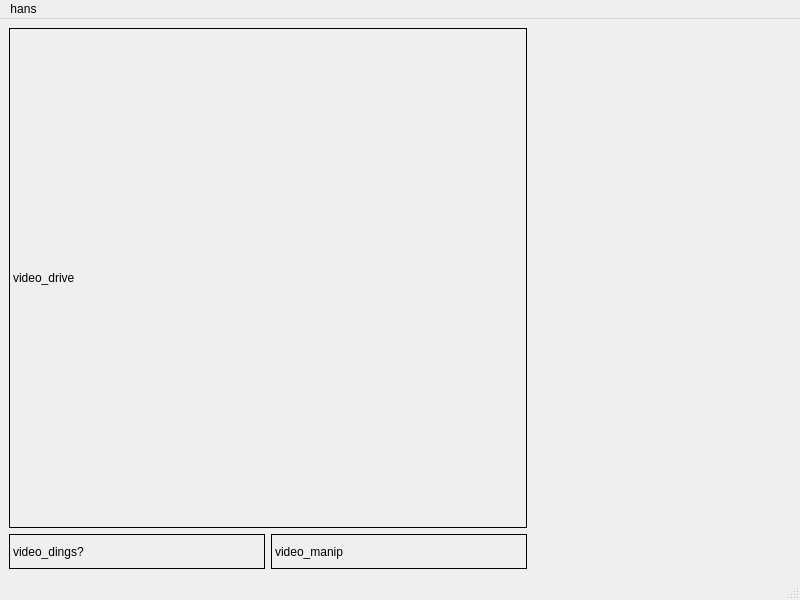
Old version of the form francor_gui/src/francor_gui.ui in the repository franc0r/francor_operator.
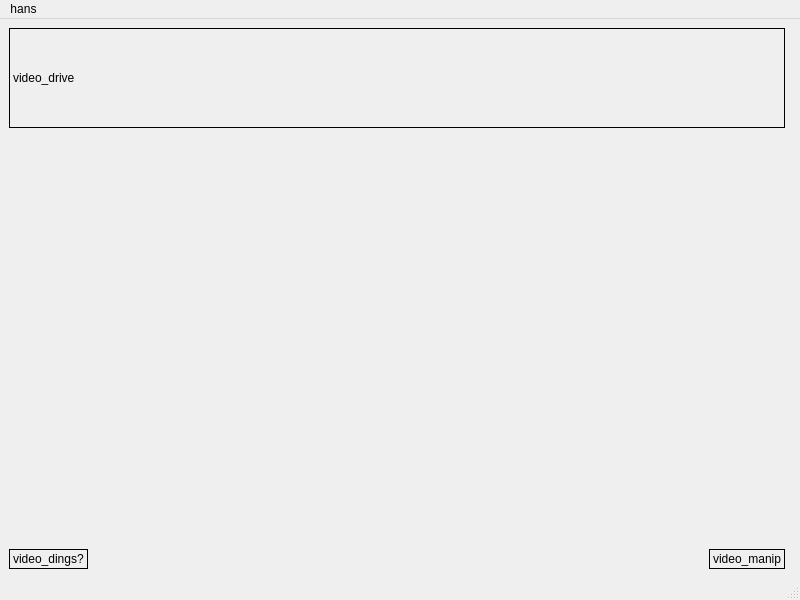
New version of the form.

Commit message: new gui with different subs

What changed in the file:
```diff
--- a/francor_gui/src/francor_gui.ui
+++ b/francor_gui/src/francor_gui.ui
@@ -22,7 +22,7 @@
         <property name="minimumSize">
          <size>
           <width>0</width>
-          <height>500</height>
+          <height>100</height>
          </size>
         </property>
         <property name="frameShape">
@@ -33,6 +33,19 @@
         </property>
        </widget>
       </item>
+      <item>
+       <spacer name="verticalSpacer">
+        <property name="orientation">
+         <enum>Qt::Vertical</enum>
+        </property>
+        <property name="sizeHint" stdset="0">
+         <size>
+          <width>20</width>
+          <height>40</height>
+         </size>
+        </property>
+       </spacer>
+      </item>
       <item>
        <layout class="QHBoxLayout" name="horizontalLayout_2">
         <item>
@@ -45,6 +58,19 @@
           </property>
          </widget>
         </item>
+        <item>
+         <spacer name="horizontalSpacer">
+          <property name="orientation">
+           <enum>Qt::Horizontal</enum>
+          </property>
+          <property name="sizeHint" stdset="0">
+           <size>
+            <width>40</width>
+            <height>20</height>
+           </size>
+          </property>
+         </spacer>
+        </item>
         <item>
          <widget class="QLabel" name="label_video_manip">
           <property name="frameShape">
```
The commit also changes 6 other files.
